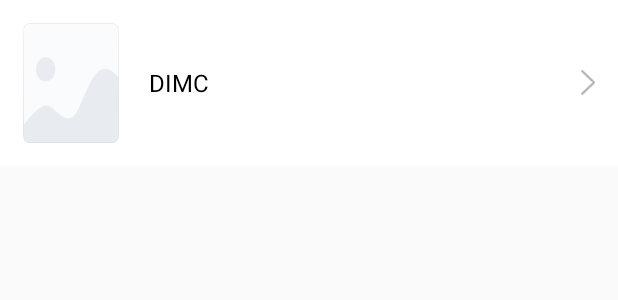
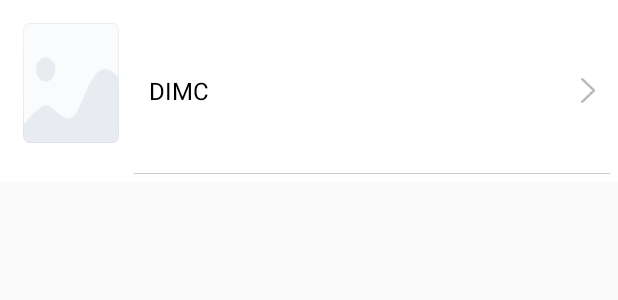
Before and after one commit to hobart1987hu/faceTrans, an Android app: the layout item_file_list_2.xml on its own in the app's theme, with its tools: preview values and no code run, on a phone screen of 412 x 824 dp. Shown: the top 300 px of the screen. Run offline under Robolectric (Android 15) with nearby library versions, the phone set to English and light mode, and no system bars.

Commit message:
优化代码

```diff
--- a/FaceTrans/app/src/main/java/org/hobart/facetrans/ui/adapter/ImageFileListAdapter.java
+++ b/FaceTrans/app/src/main/java/org/hobart/facetrans/ui/adapter/ImageFileListAdapter.java
@@ -97,7 +97,7 @@ public class ImageFileListAdapter extends RecyclerView.Adapter<ImageFileListAdap
             tv_fileNums = (TextView) itemView.findViewById(R.id.tv_pic_nums);
             iv_icon = (ImageView) itemView.findViewById(R.id.iv_icon);
             float ratio = OpenGlUtils.VIEW_W_H;
-            int w = AndroidUtils.dip2px(120);
+            int w = AndroidUtils.dip2px(72);
             int h = w;
             if (w / h > ratio) {
                 w = (int) (h * ratio);
--- a/FaceTrans/app/src/main/java/org/hobart/facetrans/ui/adapter/VideoFileListAdapter.java
+++ b/FaceTrans/app/src/main/java/org/hobart/facetrans/ui/adapter/VideoFileListAdapter.java
@@ -83,7 +83,7 @@ public class VideoFileListAdapter extends RecyclerView.Adapter<VideoFileListAdap
             tv_fileNums = (TextView) itemView.findViewById(R.id.tv_pic_nums);
             iv_icon = (ImageView) itemView.findViewById(R.id.iv_icon);
             float ratio = OpenGlUtils.VIEW_W_H;
-            int w = AndroidUtils.dip2px(120);
+            int w = AndroidUtils.dip2px(72);
             int h = w;
             if (w / h > ratio) {
                 w = (int) (h * ratio);
--- a/FaceTrans/app/src/main/res/layout/item_file_list_2.xml
+++ b/FaceTrans/app/src/main/res/layout/item_file_list_2.xml
@@ -54,5 +54,14 @@
             android:layout_marginRight="10dp"
             android:background="@mipmap/set_right_arrows"
             android:contentDescription="@null" />
+
+        <View
+            android:layout_marginTop="10dp"
+            android:layout_width="match_parent"
+            android:layout_height="0.5dp"
+            android:layout_below="@id/iv_icon"
+            android:layout_toRightOf="@id/iv_icon"
+            android:background="#cccccc" />
+
     </RelativeLayout>
 </RelativeLayout>
```
